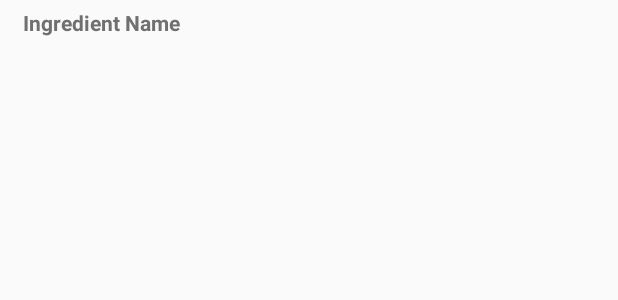
After one commit to hyouness/baking-time, an Android app: the layout widget_list_item.xml on its own in the app's theme, with its tools: preview values and no code run, on a phone screen of 412 x 824 dp. The commit adds this screen. Shown: the top 300 px of the screen. Run offline under Robolectric (Android 15) with nearby library versions, the phone set to English and light mode, and no system bars.

Commit message:
feat: Create app widget for recipe ingredients

```diff
--- a/app/src/main/java/com/example/bakingtime/ui/StepDetailsFragment.java
+++ b/app/src/main/java/com/example/bakingtime/ui/StepDetailsFragment.java
@@ -107,6 +107,7 @@ public class StepDetailsFragment extends Fragment {
     }
 
     private void initializePlayer(String videoUrl) {
+        // expand video to fullscreen for mobile devices in landscape mode
         if (!isTablet) {
             playerView.getLayoutParams().height = isLandscape ? ViewGroup.LayoutParams.MATCH_PARENT : 0;
             ActionBar actionBar = ((AppCompatActivity) getActivity()).getSupportActionBar();
--- a/app/src/main/java/com/example/bakingtime/utilities/AppConstants.java
+++ b/app/src/main/java/com/example/bakingtime/utilities/AppConstants.java
@@ -1,12 +1,13 @@
 package com.example.bakingtime.utilities;
 
 public final class AppConstants {
+    public static final String RECIPE_INGREDIENTS_BUNDLE = "recipe_ingredients_bundle";
+    public static final String WIDGET_RECIPE_INGREDIENTS = "widget_recipe_ingredients";
     static final String BASE_URL = "https://d17h27t6h515a5.cloudfront.net/topher/2017/May/59121517_baking/";
 
     public static final String PLAYBACK_POSITION = "playback_position";
 
     public static final String RECIPE_NAME = "recipe_name";
-    public static final String RECIPE_STEP = "recipe_step";
     public static final String RECIPE_STEPS = "recipe_steps";
     public static final String RECIPE_INGREDIENTS = "recipe_ingredients";
 }
--- /dev/null
+++ b/app/src/main/res/layout/widget_list_item.xml
@@ -0,0 +1,31 @@
+<?xml version="1.0" encoding="utf-8"?>
+<LinearLayout xmlns:android="http://schemas.android.com/apk/res/android"
+    android:layout_width="match_parent"
+    android:layout_height="match_parent"
+    android:id="@+id/ingredient_widget_layout"
+    xmlns:tools="http://schemas.android.com/tools"
+    android:orientation="horizontal"
+    android:paddingStart="10dp"
+    android:paddingEnd="10dp">
+
+    <TextView
+        android:id="@+id/ingredient_name"
+        android:layout_width="0dp"
+        android:layout_height="wrap_content"
+        android:layout_weight="1"
+        android:textSize="@dimen/details_text_size"
+        android:textStyle="bold"
+        android:textColor="@color/widget_text_color"
+        android:padding="5dp"
+        tools:text="Ingredient Name"/>
+
+    <TextView
+        android:id="@+id/ingredient_quantity"
+        android:layout_width="wrap_content"
+        android:layout_height="wrap_content"
+        android:padding="5dp"
+        android:textColor="@color/widget_text_color"
+        android:layout_gravity="center_vertical"
+        android:textSize="@dimen/details_text_size"/>
+
+</LinearLayout>
--- a/app/src/main/res/values/colors.xml
+++ b/app/src/main/res/values/colors.xml
@@ -10,4 +10,5 @@
     <color name="step_gradient_start_color">#f0ff6f00</color>
     <color name="step_gradient_end_color">#fdff6f00</color>
     <color name="ingredientItem">#95ffd170</color>
+    <color name="widget_text_color">#707070</color>
 </resources>
--- a/app/src/main/res/values/strings.xml
+++ b/app/src/main/res/values/strings.xml
@@ -16,4 +16,7 @@
     <string name="dummy_step_title" translatable="false">Prep the cookie crust.</string>
     <string name="next_step" translatable="false">Next</string>
     <string name="previous_step" translatable="false">Prev</string>
+    <string name="add_widget" translatable="false">Add widget</string>
+    <string name="add_to_widget_a_recipe" translatable="false">\'Add to Widget\' a recipe from the app.</string>
+    <string name="add_to_widget" translatable="false">Add to Widget</string>
 </resources>
```
Also changed, not shown: app/src/main/AndroidManifest.xml (+16 -0 lines), app/src/main/java/com/example/bakingtime/adapter/IngredientsViewHolder.java (+1 -8 lines), app/src/main/java/com/example/bakingtime/model/Ingredient.java (+14 -17 lines), app/src/main/java/com/example/bakingtime/ui/RecipeDetailsActivity.java (+35 -2 lines), app/src/main/java/com/example/bakingtime/utilities/RecipeListDeserializer.java (+7 -1 lines), app/src/main/java/com/example/bakingtime/widget/RecipeIngredientsWidget.java (added, +96 -0 lines), app/src/main/java/com/example/bakingtime/widget/WidgetRemoteViewsFactory.java (added, +76 -0 lines), app/src/main/java/com/example/bakingtime/widget/WidgetRemoteViewsService.java (added, +13 -0 lines), app/src/main/res/layout/recipe_ingredients_widget.xml (added, +38 -0 lines), app/src/main/res/menu/menu_recipe_details.xml (added, +10 -0 lines), app/src/main/res/values/dimens.xml (+6 -4 lines), app/src/main/res/xml/recipe_ingredients_widget_info.xml (added, +10 -0 lines).
